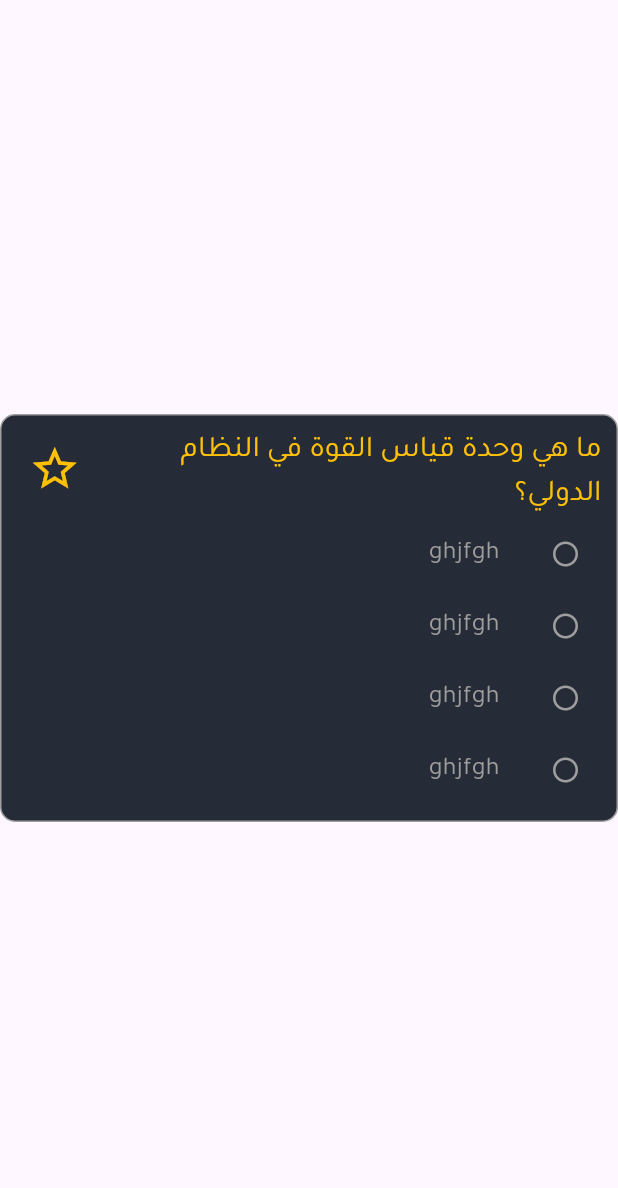
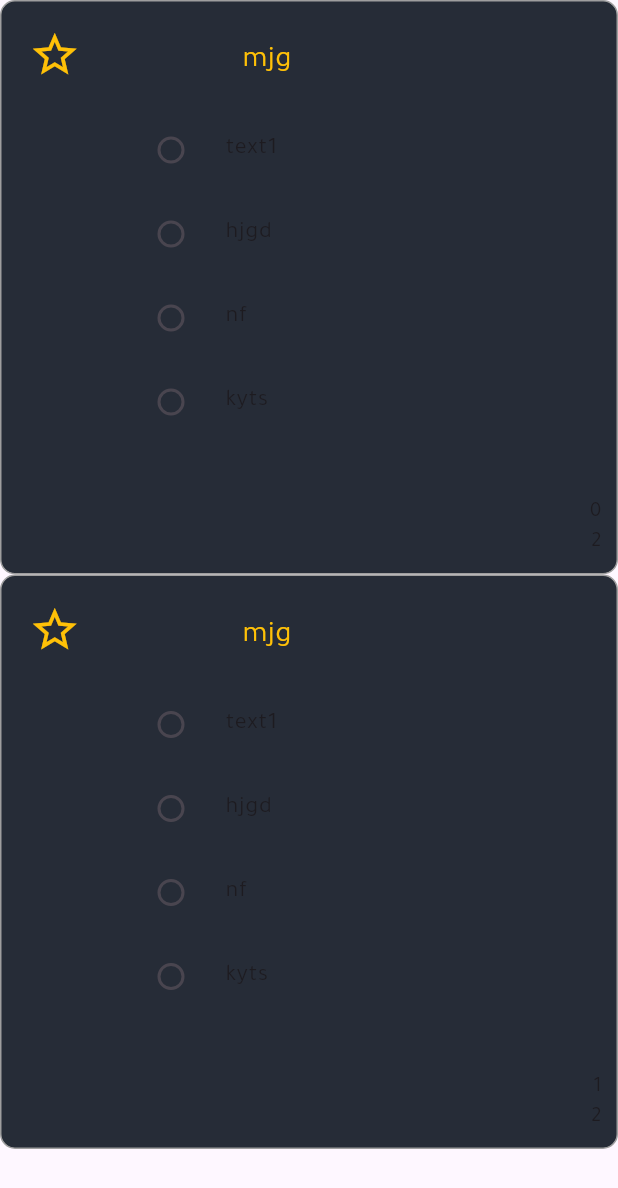
Before and after one commit to LinaHamdoun/un, a Flutter app: the screen it shows after launch, on a phone screen of 412 x 824 dp. Shown: the top 1188 px of the screen. Run offline on Flutter 3.47's test engine with Material 3 defaults, Android fonts, the phone set to English and light mode, and no system bars; drawn by our look-alikes of reactive_forms; our stand-ins replace flutter_screenutil, flutter_svg, font_awesome_flutter; missing offline and left inert: mobile_scanner.

Commit message:
commit add file

```diff
--- a/lib/Component/card_question.dart
+++ b/lib/Component/card_question.dart
@@ -1,62 +1,27 @@
 import 'package:flutter/material.dart';
+import 'package:untitled/Component/reactive_radio.dart';
+import 'package:untitled/Component/star.dart';
 
-class CardQuestion extends StatefulWidget {
-  const CardQuestion({super.key});
+import '../models/question_model.dart';
+import 'list_question_com.dart';
 
-  @override
-  State<CardQuestion> createState() => _CardQuestionState();
-}
+class CardQuestion extends StatelessWidget {
+  final int numberItem;
 
-bool clickStar = false;
+  final int index;
 
-class _CardQuestionState extends State<CardQuestion> {
-  bool clickOption1 =false ;
-  bool clickOption2 =false ;
-  bool clickOption3 =false ;
-  bool clickOption4 =false ;
+  final RadioFormExample radioFormExample;
 
-
-
-  Widget _buildRow (bool clickOption , VoidCallback fn )
-  {
-    return       Row(
-      mainAxisAlignment: MainAxisAlignment.end,
-      children: [
-        Text(
-          'ghjfgh',
-          style: TextStyle(
-            color:clickOption ? Colors.amber : Colors.grey,
-            fontSize: 17,
-          ),
-        ),
-        const SizedBox(width: 20,),
-
-          clickOption
-            ? IconButton( icon: Icon( Icons.radio_button_on_rounded, color: Colors.amber, size: 20),
-          onPressed: () {})
-            : IconButton(
-          onPressed: () => setState(  fn  ),
-
-          icon: Icon(
-            Icons.radio_button_unchecked,
-            color: Colors.grey,
-            size: 20,
-          ),
-        ),
-      ],
-    );
-
-  }
-
-
-
-
+  const CardQuestion({
+    super.key,
+    required this.index,
+    required this.numberItem,
+    required this.radioFormExample,
+  });
 
   @override
   Widget build(BuildContext context) {
-    return Scaffold(
-      body: Center(
-        child: Container(
+    return Container(
       padding: EdgeInsets.symmetric(vertical: 10, horizontal: 10),
       decoration: BoxDecoration(
         border: Border.all(color: Colors.grey),
@@ -69,80 +34,12 @@ class _CardQuestionState extends State<CardQuestion> {
         children: [
           Row(
             crossAxisAlignment: CrossAxisAlignment.start,
-                children: [
-                  clickStar
-                      ? IconButton(
-                          onPressed: () {
-                            setState(() {
-                              clickStar = false;
-                            });
-                          },
-                          icon: Icon(
-                            Icons.star_outlined,
-                            color: Colors.amber,
-                            size: 35,
+            children: [Star(), radioFormExample],
           ),
-                        )
-                      : IconButton(
-                          onPressed: () {
-                            setState(() {
-                              clickStar = true;
-                            });
-                          },
-                          icon: Icon(
-                            Icons.star_border,
-                            color: Colors.amber,
-                            size: 35,
-                          ),
-                        ),
-                  Spacer(flex: 1),
-                  Text(
-                    'ما هي وحدة قياس القوة في النظام\n الدولي؟',
-                    style: TextStyle(
-                      color: Colors.amber,
-                      fontSize: 20,
-                      fontWeight: FontWeight.w500,
-                    ),
-                    textAlign: TextAlign.end,
-                  ),
+
+          Text('$index'),
+          Text('$numberItem'),
         ],
-              ),
-              _buildRow(clickOption1 , () {
-                clickOption1 = true ;
-                clickOption2 = !clickOption1;
-                clickOption3 = !clickOption1;
-                clickOption4 = !clickOption1;
-
-              }),
-
-              _buildRow(clickOption2 , () {
-                clickOption2 = true ;
-                clickOption1 = !clickOption2;
-                clickOption3 = !clickOption2;
-                clickOption4 = !clickOption2;
-
-              }),
-              _buildRow(clickOption3 , () {
-                clickOption3 = true ;
-                clickOption2 = !clickOption3;
-                clickOption1 = !clickOption3;
-                clickOption4 = !clickOption3;
-
-              }),
-              _buildRow(clickOption4 , () {
-                clickOption4 = true ;
-                clickOption2 = !clickOption4;
-                clickOption3 = !clickOption4;
-                clickOption1 = !clickOption4;
-
-              }),
-
-
-
-
-            ],
-          ),
-        ),
       ),
     );
   }
--- /dev/null
+++ b/lib/Component/list_question_com.dart
@@ -0,0 +1,15 @@
+
+
+
+import 'package:untitled/models/question_model.dart';
+
+
+List <QuestionModel> listQuestion = [
+  QuestionModel(txt1: 'text1', txt2: 'hjgd', txt3: 'nf', txt4: 'kyts', questionTxt: 'mjg', answerTxt: 'text1',
+      labelQuestion: 'question'),
+  QuestionModel(txt1: 'text1', txt2: 'hjgd', txt3: 'nf', txt4: 'kyts', questionTxt: 'mjg', answerTxt: 'text1',
+      labelQuestion: 'question'),
+
+
+
+];
--- /dev/null
+++ b/lib/Component/reactive_radio.dart
@@ -0,0 +1,88 @@
+import 'package:flutter/material.dart';
+import 'package:reactive_forms/reactive_forms.dart';
+
+import '../models/question_model.dart';
+
+
+
+class RadioFormExample extends StatelessWidget {
+  final  QuestionModel questionModel ;
+
+  const RadioFormExample({super.key, required this.questionModel});
+
+  FormGroup buildForm() => FormGroup( {
+
+    questionModel.labelQuestion :  FormControl<String>(
+      value: null,
+    )
+
+  });
+
+
+
+
+  @override
+  Widget build(BuildContext context) {
+
+    final form = buildForm();
+
+return  ReactiveForm(
+        formGroup: form,
+        child: Padding(
+          padding: const EdgeInsets.all(16),
+          child:
+          Column(
+            mainAxisSize: MainAxisSize.min,
+            children: [
+              Text( questionModel.questionTxt
+                ,
+                style: const TextStyle(color: Colors.amber, fontSize: 20),
+              ),
+              const SizedBox(height: 16),
+
+
+              SizedBox(
+                width: 200,
+                child: ReactiveRadioListTile<String>(
+                  formControlName: questionModel.labelQuestion,
+                  title:  Text(questionModel.txt1),
+                  value: questionModel.txt1,
+                ),
+              ),
+              SizedBox(
+                width: 200,
+
+                child: ReactiveRadioListTile<String>(
+                  formControlName: questionModel.labelQuestion,
+                  title:  Text(questionModel.txt2),
+                  value: questionModel.txt2,
+                ),
+              ),
+              SizedBox(
+                width: 200,
+
+                child: ReactiveRadioListTile<String>(
+                  formControlName: questionModel.labelQuestion,
+                  title:  Text(questionModel.txt3),
+                  value: questionModel.txt3,
+                ),
+              ),
+              SizedBox(
+                width: 200,
+
+                child: ReactiveRadioListTile<String>(
+                  formControlName: questionModel.labelQuestion,
+                  title:  Text(questionModel.txt4),
+                  value: questionModel.txt4,
+                ),
+              ),
+
+
+
+              const SizedBox(height: 20),
+            ],
+          ),
+        ),
+      );
+  }
+}
--- /dev/null
+++ b/lib/Component/star.dart
@@ -0,0 +1,47 @@
+
+
+
+import 'package:flutter/material.dart';
+
+class Star extends StatefulWidget {
+  const Star({super.key});
+
+  @override
+  State<Star> createState() => _StarState();
+}
+
+class _StarState extends State<Star> {
+  bool clickStar = false ;
+  @override
+  Widget build(BuildContext context) {
+    return                 clickStar
+        ? IconButton(
+      onPressed: () {
+        setState(() {
+          clickStar = false;
+        });
+      },
+      icon: Icon(
+        Icons.star_outlined,
+        color: Colors.amber,
+        size: 35,
+      ),
+    )
+        : IconButton(
+      onPressed: () {
+        setState(() {
+          clickStar = true;
+        });
+      },
+      icon: Icon(
+        Icons.star_border,
+        color: Colors.amber,
+        size: 35,
+      ),
+    );
+
+
+
+
+  }
+}
--- /dev/null
+++ b/lib/Screens/content_list_question.dart
@@ -0,0 +1,22 @@
+import 'package:flutter/material.dart';
+import 'package:untitled/Component/reactive_radio.dart';
+
+import '../Component/card_question.dart';
+import '../Component/list_question_com.dart';
+
+class ContentListQuestion extends StatelessWidget {
+  const ContentListQuestion({super.key});
+
+  @override
+  Widget build(BuildContext context) {
+    return Scaffold(
+      body:
+      ListView.builder(
+        itemCount: listQuestion.length,
+        itemBuilder: (context, index) =>
+            CardQuestion(index: index, numberItem: listQuestion.length,
+                radioFormExample: RadioFormExample(questionModel: listQuestion[index]) )
+      ),
+    );
+  }
+}
--- a/lib/Screens/test_screen.dart
+++ b/lib/Screens/test_screen.dart
@@ -64,11 +64,9 @@ class TestScreen extends StatelessWidget {
                         mainAxisAlignment: MainAxisAlignment.center,
                         children: [
                           CardTest(txt1: 'دورة 2025', txt2: '20 سؤال', txt3: 'بدء الحل', onTap: () {  },),
-
                           CardTest(txt1: 'دورة 2025', txt2: '20 سؤال', txt3: 'بدء الحل', onTap: () {  },),
                           CardTest(txt1: 'دورة 2025', txt2: '20 سؤال', txt3: 'بدء الحل', onTap: () {  },),
                           CardTest(txt1: 'دورة 2025', txt2: '20 سؤال', txt3: 'بدء الحل', onTap: () {  },),
-
                         ],
                       ),
                     ),
--- a/lib/main.dart
+++ b/lib/main.dart
@@ -1,8 +1,10 @@
 
 import 'package:flutter/material.dart';
 import 'package:flutter_screenutil/flutter_screenutil.dart';
+import 'package:untitled/Component/reactive_radio.dart';
 
 import 'Component/card_question.dart';
+import 'Screens/content_list_question.dart';
 import 'Screens/test_screen.dart';
 
 void main() {
@@ -25,9 +27,9 @@ class App extends StatelessWidget {
             debugShowCheckedModeBanner: false,
             home: child,
           ),
+
         );
-      },
-      child: CardQuestion()
+      }, child:ContentListQuestion()
     );
   }
 }
--- /dev/null
+++ b/lib/models/question_model.dart
@@ -0,0 +1,20 @@
+class QuestionModel {
+  final String txt1;
+  final String txt2;
+  final String txt3;
+  final String txt4;
+  final String questionTxt;
+  final String answerTxt;
+  final String labelQuestion ;
+
+  QuestionModel({
+    required this.labelQuestion,
+    required this.txt1,
+    required this.txt2,
+    required this.txt3,
+    required this.txt4,
+    required this.questionTxt,
+    required this.answerTxt,
+
+  });
+}
--- a/pubspec.yaml
+++ b/pubspec.yaml
@@ -38,6 +38,7 @@ dependencies:
   flutter_screenutil: ^5.9.3
   mobile_scanner: ^7.1.2
   font_awesome_flutter: ^10.10.0
+  reactive_forms: ^18.1.1
 
 dev_dependencies:
   flutter_test:
```
Also changed, not shown: pubspec.lock. Lines whose indentation alone changed are shown as unchanged.
